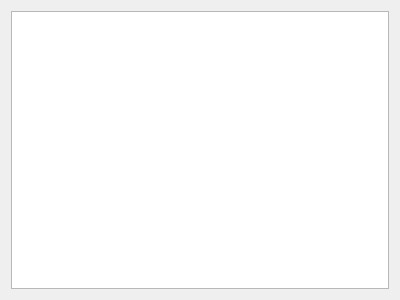
The window that GraphWindow.ui (gkdisdhfl1/PowerSimulator) describes before a commit, drawn with Qt 5.
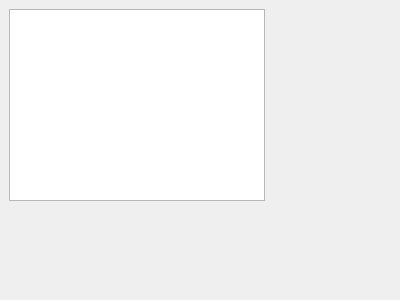
The same window after the commit.

Commit message: 다이얼로 돌릴 때 값을 벗어나는 오류 수정 그래프가 화면을 다 채우지 않는 오류 수정

What changed in the file:
```diff
--- a/GraphWindow.ui
+++ b/GraphWindow.ui
@@ -13,11 +13,16 @@
   <property name="windowTitle">
    <string>GraphWindow</string>
   </property>
-  <layout class="QGridLayout" name="gridLayout">
-   <item row="0" column="0">
-    <widget class="QGraphicsView" name="chartView"/>
-   </item>
-  </layout>
+  <widget class="QGraphicsView" name="chartView">
+   <property name="geometry">
+    <rect>
+     <x>9</x>
+     <y>9</y>
+     <width>256</width>
+     <height>192</height>
+    </rect>
+   </property>
+  </widget>
  </widget>
  <resources/>
  <connections/>
```
The commit also changes 6 other files.
